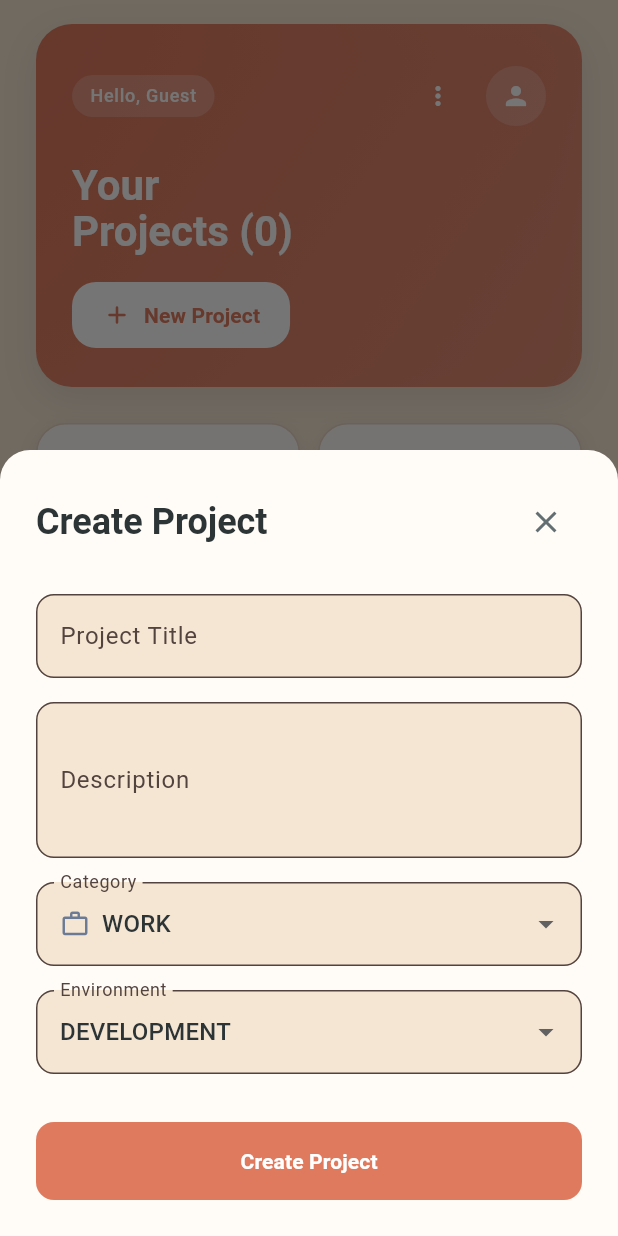
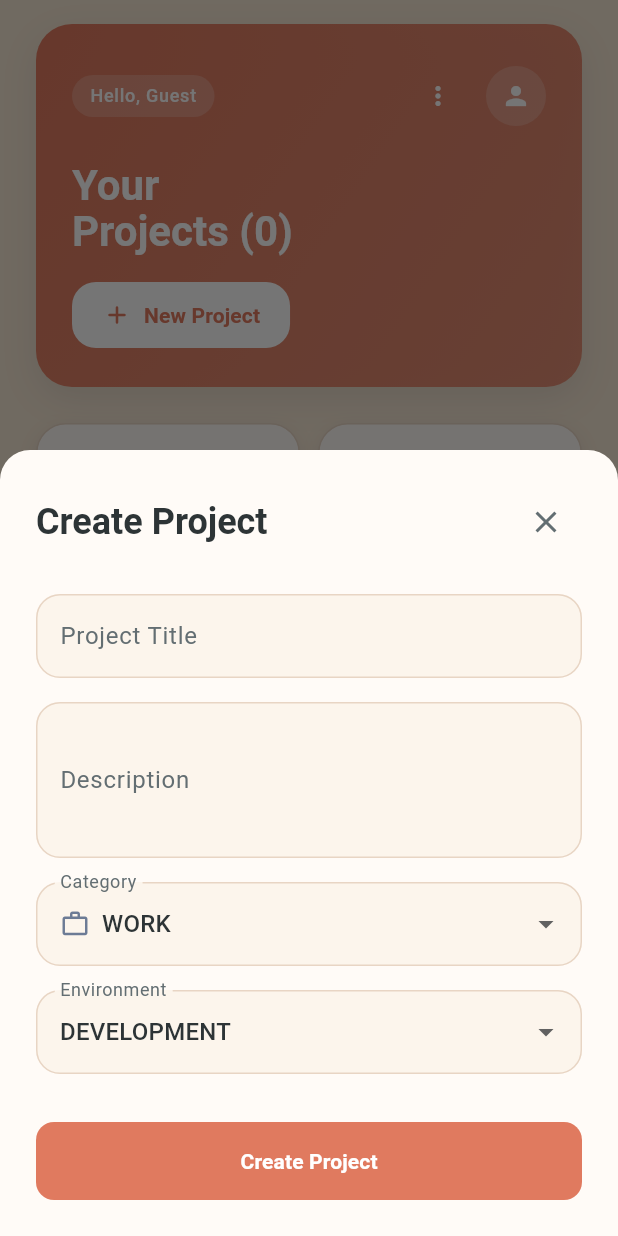
Before and after one commit to masumrpg/project_manager, a Flutter app: the HomeScreen screen opened directly, after a tap on "New Project", on a phone screen of 412 x 824 dp. Run offline on Flutter 3.47's test engine with Material 3 defaults, Android fonts, the light colour scheme and no system bars; our stand-ins replace animated_splash_screen, hive, hive_flutter, page_transition; missing offline and left inert: flutter_quill; accounts and stored records are empty.

Commit message:
fix: refine home layout spacing and project form styling

```diff
--- a/lib/screens/home_screen.dart
+++ b/lib/screens/home_screen.dart
@@ -64,9 +64,14 @@ class HomeScreen extends StatelessWidget {
                     ),
                   ),
                   if (projects.isEmpty)
-                    const SliverFillRemaining(
+                    SliverFillRemaining(
                       hasScrollBody: false,
-                      child: EmptyState(),
+                      child: Padding(
+                        padding: EdgeInsets.symmetric(
+                          vertical: isDesktop ? 120 : 110,
+                        ),
+                        child: const EmptyState(),
+                      ),
                     )
                   else ...[
                     SliverToBoxAdapter(
@@ -134,18 +139,13 @@ class HomeScreen extends StatelessWidget {
           },
         ),
       ),
-      floatingActionButton: LayoutBuilder(
-        builder: (context, constraints) {
-          if (constraints.maxWidth > 1024) return const SizedBox.shrink();
-          return FloatingActionButton.extended(
+      floatingActionButton: FloatingActionButton.extended(
         onPressed: () => _showProjectDialog(context),
         backgroundColor: HomeConstants.accentOrange,
         foregroundColor: Colors.white,
         elevation: 8,
         label: const Text('New Project', style: TextStyle(fontWeight: FontWeight.w600)),
         icon: const Icon(Icons.add_rounded),
-          );
-        },
       ),
     );
   }
@@ -204,21 +204,20 @@ class HomeScreen extends StatelessWidget {
                     controller: titleController,
                     decoration: InputDecoration(
                       labelText: 'Project Title',
-                      border: OutlineInputBorder(
-                        borderRadius: BorderRadius.circular(12),
-                        borderSide: BorderSide(
-                          color: HomeConstants.secondaryBeige,
-                        ),
+                      labelStyle: const TextStyle(color: HomeConstants.lightText),
+                      enabledBorder: OutlineInputBorder(
+                        borderRadius: BorderRadius.circular(16),
+                        borderSide: const BorderSide(color: HomeConstants.secondaryBeige),
                       ),
                       focusedBorder: OutlineInputBorder(
-                        borderRadius: BorderRadius.circular(12),
-                        borderSide: BorderSide(
+                        borderRadius: BorderRadius.circular(16),
+                        borderSide: const BorderSide(
                           color: HomeConstants.accentOrange,
                           width: 2,
                         ),
                       ),
+                      fillColor: HomeConstants.primaryBeige.withValues(alpha: 0.3),
                       filled: true,
-                      fillColor: HomeConstants.primaryBeige,
                     ),
                     validator: (value) {
                       if (value == null || value.trim().isEmpty) {
@@ -233,21 +232,20 @@ class HomeScreen extends StatelessWidget {
                     maxLines: 3,
                     decoration: InputDecoration(
                       labelText: 'Description',
-                      border: OutlineInputBorder(
-                        borderRadius: BorderRadius.circular(12),
-                        borderSide: BorderSide(
-                          color: HomeConstants.secondaryBeige,
-                        ),
+                      labelStyle: const TextStyle(color: HomeConstants.lightText),
+                      enabledBorder: OutlineInputBorder(
+                        borderRadius: BorderRadius.circular(16),
+                        borderSide: const BorderSide(color: HomeConstants.secondaryBeige),
                       ),
                       focusedBorder: OutlineInputBorder(
-                        borderRadius: BorderRadius.circular(12),
-                        borderSide: BorderSide(
+                        borderRadius: BorderRadius.circular(16),
+                        borderSide: const BorderSide(
                           color: HomeConstants.accentOrange,
                           width: 2,
                         ),
                       ),
+                      fillColor: HomeConstants.primaryBeige.withValues(alpha: 0.3),
                       filled: true,
-                      fillColor: HomeConstants.primaryBeige,
                     ),
                     validator: (value) {
                       if (value == null || value.trim().isEmpty) {
@@ -261,21 +259,20 @@ class HomeScreen extends StatelessWidget {
                     initialValue: selectedCategory,
                     decoration: InputDecoration(
                       labelText: 'Category',
-                      border: OutlineInputBorder(
-                        borderRadius: BorderRadius.circular(12),
-                        borderSide: BorderSide(
-                          color: HomeConstants.secondaryBeige,
-                        ),
+                      labelStyle: const TextStyle(color: HomeConstants.lightText),
+                      enabledBorder: OutlineInputBorder(
+                        borderRadius: BorderRadius.circular(16),
+                        borderSide: const BorderSide(color: HomeConstants.secondaryBeige),
                       ),
                       focusedBorder: OutlineInputBorder(
-                        borderRadius: BorderRadius.circular(12),
-                        borderSide: BorderSide(
+                        borderRadius: BorderRadius.circular(16),
+                        borderSide: const BorderSide(
                           color: HomeConstants.accentOrange,
                           width: 2,
                         ),
                       ),
+                      fillColor: HomeConstants.primaryBeige.withValues(alpha: 0.3),
                       filled: true,
-                      fillColor: HomeConstants.primaryBeige,
                     ),
                     items: AppCategory.values.map((category) {
                       return DropdownMenuItem(
@@ -305,21 +302,20 @@ class HomeScreen extends StatelessWidget {
                     initialValue: selectedEnvironment,
                     decoration: InputDecoration(
                       labelText: 'Environment',
-                      border: OutlineInputBorder(
-                        borderRadius: BorderRadius.circular(12),
-                        borderSide: BorderSide(
-                          color: HomeConstants.secondaryBeige,
-                        ),
+                      labelStyle: const TextStyle(color: HomeConstants.lightText),
+                      enabledBorder: OutlineInputBorder(
+                        borderRadius: BorderRadius.circular(16),
+                        borderSide: const BorderSide(color: HomeConstants.secondaryBeige),
                       ),
                       focusedBorder: OutlineInputBorder(
-                        borderRadius: BorderRadius.circular(12),
-                        borderSide: BorderSide(
+                        borderRadius: BorderRadius.circular(16),
+                        borderSide: const BorderSide(
                           color: HomeConstants.accentOrange,
                           width: 2,
                         ),
                       ),
+                      fillColor: HomeConstants.primaryBeige.withValues(alpha: 0.3),
                       filled: true,
-                      fillColor: HomeConstants.primaryBeige,
                     ),
                     items: Environment.values.map((env) {
                       return DropdownMenuItem(
--- a/lib/widgets/home/project_card.dart
+++ b/lib/widgets/home/project_card.dart
@@ -139,8 +139,8 @@ class _ModernProjectCardState extends State<ModernProjectCard>
                           crossAxisAlignment: CrossAxisAlignment.start,
                           mainAxisSize: MainAxisSize.min,
                           children: [
-                            // Header with icon and menu
-                            _buildHeader(categoryColor, isCompact),
+                            // Header with icon, title, and menu
+                            _buildHeader(theme, categoryColor, isCompact),
 
                             SizedBox(height: isCompact ? 12 : 16),
 
@@ -167,8 +167,9 @@ class _ModernProjectCardState extends State<ModernProjectCard>
     );
   }
 
-  Widget _buildHeader(Color categoryColor, bool isCompact) {
+  Widget _buildHeader(ThemeData theme, Color categoryColor, bool isCompact) {
     return Row(
+      crossAxisAlignment: CrossAxisAlignment.center,
       children: [
         // Enhanced category icon with better styling
         Container(
@@ -192,7 +193,22 @@ class _ModernProjectCardState extends State<ModernProjectCard>
             size: isCompact ? 20 : 24,
           ),
         ),
-        const Spacer(),
+        SizedBox(width: isCompact ? 12 : 16),
+        Expanded(
+          child: Text(
+            widget.project.title,
+            style: theme.textTheme.titleMedium?.copyWith(
+              color: HomeConstants.darkText,
+              fontWeight: FontWeight.w700,
+              fontSize: isCompact ? 16 : 18,
+              letterSpacing: -0.3,
+              height: 1.2,
+            ),
+            maxLines: 1,
+            overflow: TextOverflow.ellipsis,
+          ),
+        ),
+        SizedBox(width: isCompact ? 8 : 12),
         // Enhanced popup menu with better styling
         Container(
           decoration: BoxDecoration(
@@ -266,26 +282,7 @@ class _ModernProjectCardState extends State<ModernProjectCard>
   }
 
   Widget _buildContent(ThemeData theme, bool isCompact) {
-    return Column(
-      crossAxisAlignment: CrossAxisAlignment.start,
-      mainAxisSize: MainAxisSize.min,
-      children: [
-        // Enhanced title with better typography
-        Text(
-          widget.project.title,
-          style: theme.textTheme.titleMedium?.copyWith(
-            color: HomeConstants.darkText,
-            fontWeight: FontWeight.w700,
-            fontSize: isCompact ? 16 : 18,
-            letterSpacing: -0.3,
-            height: 1.2,
-          ),
-          maxLines: 2,
-          overflow: TextOverflow.ellipsis,
-        ),
-        SizedBox(height: isCompact ? 6 : 8),
-        // Enhanced description with better readability
-        Text(
+    return Text(
       widget.project.description,
       style: theme.textTheme.bodyMedium?.copyWith(
         color: HomeConstants.lightText,
@@ -294,8 +291,6 @@ class _ModernProjectCardState extends State<ModernProjectCard>
       ),
       maxLines: isCompact ? 2 : 3,
       overflow: TextOverflow.ellipsis,
-        ),
-      ],
     );
   }
 
```
Lines whose indentation alone changed are shown as unchanged.
